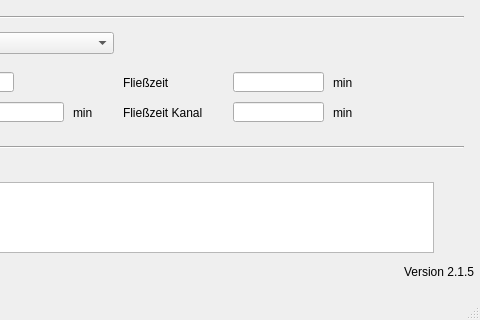
This is qkan/importhe/templates/flaechen.ui in hoettges/QKan as Qt 5 draws it before an edit; both pictures show x 167 to 647 and y 188 to 508 of the 647 by 508 pixel window. The edited form follows.
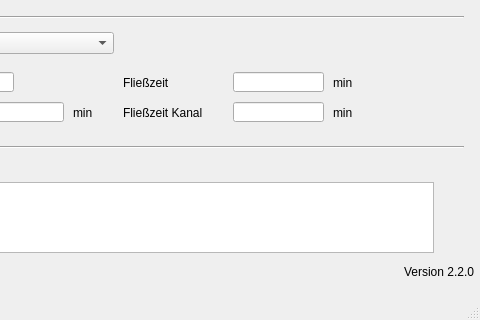
This is the edited form. Custom widgets are drawn as their Qt base class.

The edit to the form file:
```diff
--- a/qkan/importhe/templates/flaechen.ui
+++ b/qkan/importhe/templates/flaechen.ui
@@ -420,7 +420,7 @@
      <string>Version QKan Import</string>
     </property>
     <property name="text">
-     <string>Version 2.1.5</string>
+     <string>Version 2.2.0</string>
     </property>
     <property name="alignment">
      <set>Qt::AlignRight|Qt::AlignTrailing|Qt::AlignVCenter</set>
```
